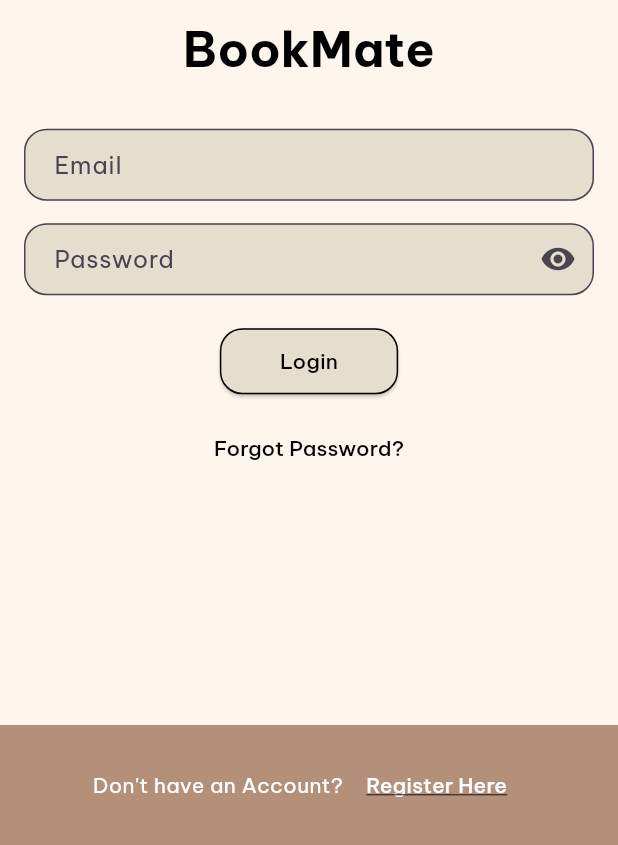
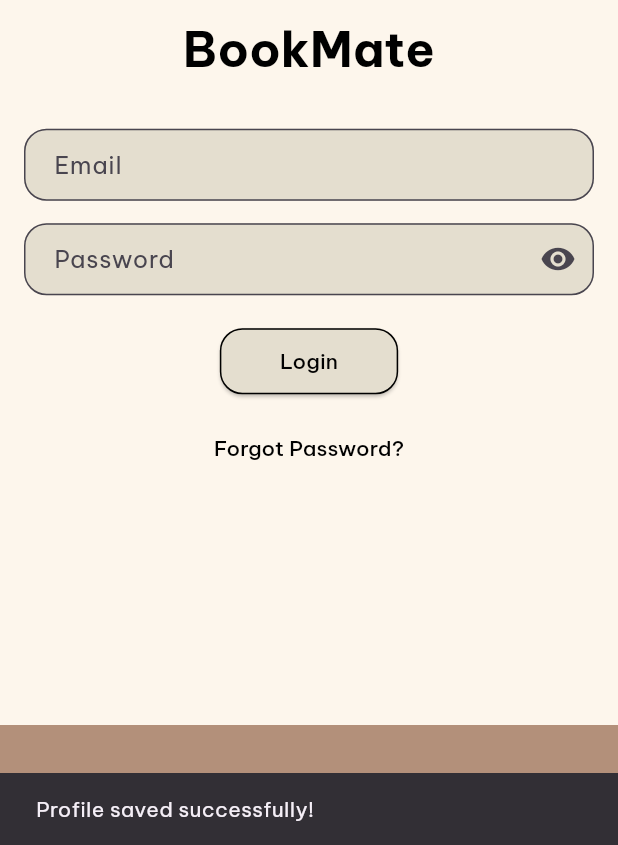
Before and after one commit to AnnisaFadila069/FP-TeknologiBerkembang, a Flutter app: the ProfilePage screen opened directly with empty values, after a tap on "Save", on a phone screen of 412 x 824 dp, the part 391-1236 px from its top. Run offline on Flutter 3.47's test engine with Material 3 defaults, Android fonts, the light colour scheme and no system bars; our stand-ins replace cloud_firestore, firebase_auth, firebase_core, google_fonts, smooth_page_indicator; accounts and stored records are empty.

Commit message:
profile to login

```diff
--- a/lib/profilepage.dart
+++ b/lib/profilepage.dart
@@ -1,6 +1,7 @@
 import 'package:flutter/material.dart';
-import 'main.dart';
-import 'loginpage.dart'; // Pastikan LoginPage diimpor
+import 'package:cloud_firestore/cloud_firestore.dart';
+import 'package:firebase_auth/firebase_auth.dart';
+import 'package:fp_kelompok3/loginpage.dart';
 
 class ProfilePage extends StatefulWidget {
   final String username;
@@ -19,7 +20,45 @@ class _ProfilePageState extends State<ProfilePage> {
   String selectedGender = 'Male';
 
   @override
+  void initState() {
+    super.initState();
+    fullNameController.text = widget.username; // Isi dengan username
+  }
+
+  Future<void> _saveProfile() async {
+    try {
+      final uid = FirebaseAuth.instance.currentUser?.uid;
+
+      if (uid != null) {
+        await FirebaseFirestore.instance.collection('users').doc(uid).update({
+          'fullName': fullNameController.text.trim(),
+          'phoneNumber': phoneNumberController.text.trim(),
+          'dateOfBirth': dateOfBirthController.text.trim(),
+          'gender': selectedGender,
+        });
+
+        ScaffoldMessenger.of(context).showSnackBar(
+          SnackBar(content: Text('Profile saved successfully!')),
+        );
+      }
+    } catch (e) {
+      ScaffoldMessenger.of(context).showSnackBar(
+        SnackBar(content: Text('Failed to save profile: $e')),
+      );
+    }
+  }
+
+  @override
+  void dispose() {
+    fullNameController.dispose();
+    phoneNumberController.dispose();
+    dateOfBirthController.dispose();
+    super.dispose();
+  }
+
+  @override
   Widget build(BuildContext context) {
+    // Kembali ke UI asli Anda. Tambahkan logika saat tombol **Save** ditekan:
     return Scaffold(
       backgroundColor: Color(0xFFF5F5EB),
       body: Padding(
@@ -27,7 +66,7 @@ class _ProfilePageState extends State<ProfilePage> {
         child: Column(
           crossAxisAlignment: CrossAxisAlignment.start,
           children: [
-            // Bagian Atas: Tombol Back dan Profile
+            // Bagian atas: Tombol back dan Profile
             Row(
               children: [
                 IconButton(
@@ -45,84 +84,26 @@ class _ProfilePageState extends State<ProfilePage> {
                 ),
               ],
             ),
-            SizedBox(height: 10),
-
-            // Garis pembatas atas
-            Divider(
-              color: Color(0xFFC1B6A3),
-            ),
-
             SizedBox(height: 20),
-
-            // Foto Profil dan Tombol Edit
-            Center(
-              child: Stack(
-                children: [
-                  CircleAvatar(
-                    radius: 70,
-                    backgroundColor: Color(0xFFB3907A),
-                    child: CircleAvatar(
-                      radius: 66,
-                      backgroundImage: AssetImage('Image/profile.jpg'),
-                    ),
-                  ),
-                  Positioned(
-                    bottom: 0,
-                    right: 4,
-                    child: GestureDetector(
-                      onTap: () {
-                        // Logic for editing profile picture
-                      },
-                      child: Container(
-                        padding: EdgeInsets.all(10),
-                        decoration: BoxDecoration(
-                          color: Color(0xFFB3907A),
-                          shape: BoxShape.circle,
-                        ),
-                        child: Icon(
-                          Icons.edit,
-                          color: Color(0xFFF5F5EB),
-                          size: 20,
-                        ),
-                      ),
-                    ),
-                  ),
-                ],
-              ),
-            ),
-
-            SizedBox(height: 20),
-
-            // Full Name Field
+            // Form input sesuai UI Anda
             _buildLabeledFormField('Full Name', fullNameController),
-            TextField(controller: fullNameController,),
             SizedBox(height: 15),
-
-            // Phone Number Field
             _buildLabeledFormField('Phone Number', phoneNumberController,
                 keyboardType: TextInputType.phone),
             SizedBox(height: 15),
-
-            // Date of Birth Field
             _buildDateOfBirthField(),
-            TextField(controller: dateOfBirthController,),
             SizedBox(height: 15),
-
-            // Gender Dropdown
             _buildGenderDropdown(),
-
-            // Spacer untuk menggeser tombol save ke bawah
             Spacer(),
-
             // Tombol Save
             Center(
               child: ElevatedButton(
-                onPressed: () {
-                  // Logic for saving profile information
+                onPressed: () async {
+                  await _saveProfile();
                   Navigator.pushAndRemoveUntil(
                     context,
                     MaterialPageRoute(builder: (context) => LoginPage()),
-                    (Route<dynamic> route) => false, // Menghapus semua route sebelumnya
+                    (Route<dynamic> route) => false,
                   );
                 },
                 child: Text(
@@ -139,8 +120,6 @@ class _ProfilePageState extends State<ProfilePage> {
                 ),
               ),
             ),
-
-            SizedBox(height: 20), // Menambahkan jarak tambahan di bawah tombol Save
           ],
         ),
       ),
@@ -170,110 +149,49 @@ class _ProfilePageState extends State<ProfilePage> {
             contentPadding: EdgeInsets.symmetric(horizontal: 16, vertical: 12),
           ),
         ),
-        Divider(
-          color: Color(0xFFB3907A),
-        ),
+        Divider(color: Color(0xFFB3907A)),
       ],
     );
   }
 
   Widget _buildDateOfBirthField() {
-    return Column(
-      crossAxisAlignment: CrossAxisAlignment.start,
-      children: [
-        Text(
-          'Date of Birth',
-          style: TextStyle(
-            fontSize: 16,
-            fontWeight: FontWeight.bold,
-            color: Color(0xFFB3907A),
-          ),
-        ),
-        TextField(
+    return TextField(
       controller: dateOfBirthController,
       readOnly: true,
       decoration: InputDecoration(
-            filled: true,
-            fillColor: Color(0xFFF5F5EB),
-            border: InputBorder.none,
-            contentPadding: EdgeInsets.symmetric(horizontal: 16, vertical: 12),
+        labelText: 'Date of Birth',
         suffixIcon: IconButton(
-              icon: Icon(Icons.calendar_today, color: Color(0xFFB3907A)),
+          icon: Icon(Icons.calendar_today),
           onPressed: () async {
             DateTime? pickedDate = await showDatePicker(
               context: context,
               initialDate: DateTime.now(),
               firstDate: DateTime(1900),
-                  lastDate: DateTime(2100),
-                  builder: (context, child) {
-                    return Theme(
-                      data: ThemeData.dark().copyWith(
-                        primaryColor: Colors.white, // Tombol OK/Cancel hitam
-                        textButtonTheme: TextButtonThemeData(
-                          style: TextButton.styleFrom(
-                            foregroundColor: Colors.black, // Warna teks tombol
-                            textStyle: TextStyle(decoration: TextDecoration.none), // Menghapus underline
-                          ),
-                        ),
-                      ),
-                      child: child!,
-                    );
-                  },
+              lastDate: DateTime.now(),
             );
             if (pickedDate != null) {
               setState(() {
-                    dateOfBirthController.text =
-                        "${pickedDate.toLocal()}".split(' ')[0];
+                dateOfBirthController.text = "${pickedDate.toLocal()}".split(' ')[0];
               });
             }
           },
         ),
       ),
-        ),
-        Divider(
-          color: Color(0xFFB3907A),
-        ),
-      ],
     );
   }
 
   Widget _buildGenderDropdown() {
-    return Column(
-      crossAxisAlignment: CrossAxisAlignment.start,
-      children: [
-        Text(
-          'Gender',
-          style: TextStyle(
-            fontSize: 16,
-            fontWeight: FontWeight.bold,
-            color: Color(0xFFB3907A),
-          ),
-        ),
-        DropdownButtonFormField<String>(
+    return DropdownButtonFormField<String>(
       value: selectedGender,
-          items: ['Male', 'Female']
-              .map((gender) => DropdownMenuItem<String>(
-                    value: gender,
-                    child: Text(gender),
-                  ))
-              .toList(),
+      items: ['Male', 'Female'].map((gender) {
+        return DropdownMenuItem(value: gender, child: Text(gender));
+      }).toList(),
       onChanged: (value) {
         setState(() {
           if (value != null) selectedGender = value;
         });
       },
-          decoration: InputDecoration(
-            filled: true,
-            fillColor: Color(0xFFF5F5EB),
-            border: InputBorder.none,
-            contentPadding: EdgeInsets.symmetric(horizontal: 16, vertical: 12),
-          ),
-          icon: Icon(Icons.arrow_drop_down, color: Color(0xFFB3907A)),
-        ),
-        Divider(
-          color: Color(0xFFB3907A),
-        ),
-      ],
+      decoration: InputDecoration(labelText: 'Gender'),
     );
   }
 }
--- a/lib/registerpage.dart
+++ b/lib/registerpage.dart
@@ -1,6 +1,9 @@
 import 'package:flutter/material.dart';
-import 'auth_service.dart';
+import 'package:cloud_firestore/cloud_firestore.dart';
+import 'package:firebase_auth/firebase_auth.dart';
+import 'package:fp_kelompok3/profilepage.dart';
 import 'loginpage.dart';
+import 'profilepage.dart';
 
 class RegisterPage extends StatefulWidget {
   const RegisterPage({super.key});
@@ -10,7 +13,9 @@ class RegisterPage extends StatefulWidget {
 }
 
 class _RegisterPageState extends State<RegisterPage> {
-  final _auth = AuthService();
+  final FirebaseAuth _auth = FirebaseAuth.instance;
+  final FirebaseFirestore _firestore = FirebaseFirestore.instance;
+
   final TextEditingController usernameController = TextEditingController();
   final TextEditingController emailController = TextEditingController();
   final TextEditingController passwordController = TextEditingController();
@@ -44,18 +49,35 @@ class _RegisterPageState extends State<RegisterPage> {
     }
 
     try {
-      final user = await _auth.createUserWithEmailAndPassword(email, password);
+      // Daftarkan pengguna ke Firebase Authentication
+      UserCredential userCredential = await _auth.createUserWithEmailAndPassword(
+        email: email,
+        password: password,
+      );
+
+      User? user = userCredential.user;
+
       if (user != null) {
-        await user?.sendEmailVerification(); // Kirim email verifikasi
+        // Simpan data ke Firestore
+        await _firestore.collection('users').doc(user.uid).set({
+          'username': username,
+          'email': email,
+          'profileData': null, // Default nilai null
+          'createdAt': FieldValue.serverTimestamp(),
+        });
+
+        // Kirim email verifikasi
+        await user.sendEmailVerification();
+
         _showDialog(
           context,
           'Registration Successful',
           'A verification email has been sent to $email. Please verify your email before logging in.',
           isSuccess: true,
         );
-      } else {
-        _showDialog(context, 'Registration Failed', 'Could not register the user.');
       }
+    } on FirebaseAuthException catch (e) {
+      _showDialog(context, 'Registration Failed', e.message ?? 'Unknown error occurred.');
     } catch (e) {
       _showDialog(context, 'Registration Failed', 'Error: $e');
     }
@@ -63,6 +85,9 @@ class _RegisterPageState extends State<RegisterPage> {
 
   void _showDialog(BuildContext context, String title, String message,
     {bool isSuccess = false}) {
+  final username = usernameController.text.trim();
+  final email = emailController.text.trim();
+
   showDialog(
     context: context,
     builder: (BuildContext context) {
@@ -71,24 +96,28 @@ class _RegisterPageState extends State<RegisterPage> {
         content: Text(message),
         actions: [
           TextButton(
+            child: const Text('OK'),
             onPressed: () {
-                Navigator.pop(context);
+              Navigator.pop(context); // Menutup dialog
               if (isSuccess) {
                 Navigator.pushReplacement(
                   context,
                   MaterialPageRoute(
-                      builder: (context) => LoginPage(),
+                    builder: (context) => ProfilePage(
+                      username: username,
+                      email: email,
+                    ),
                   ),
                 );
               }
             },
-              child: const Text('OK'),
           ),
         ],
       );
     },
   );
 }
+
 
   @override
   Widget build(BuildContext context) {
```
Lines whose indentation alone changed are shown as unchanged.
